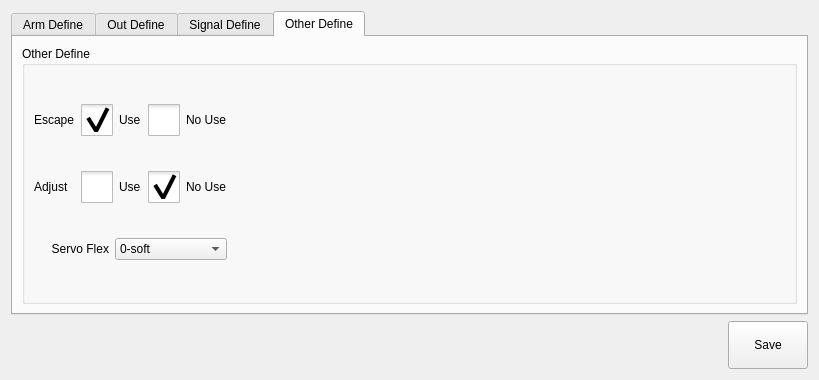
Qt form hcsettings/icstructdefineframe.ui (dongdong-2009/3-5AxisRobot) before a commit.
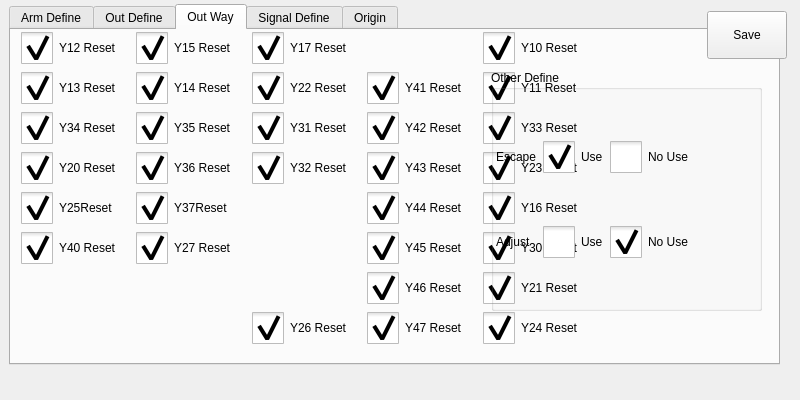
The same form after that commit. The open tabs and pages were chosen to show the change. Icons and pictures are not drawn.

```diff
--- a/hcsettings/icstructdefineframe.ui
+++ b/hcsettings/icstructdefineframe.ui
@@ -6,8 +6,8 @@
    <rect>
     <x>0</x>
     <y>0</y>
-    <width>819</width>
-    <height>380</height>
+    <width>800</width>
+    <height>400</height>
    </rect>
   </property>
   <property name="windowTitle">
@@ -21,9 +21,15 @@
 }
 </string>
   </property>
-  <layout class="QVBoxLayout" name="verticalLayout_4">
-   <item>
     <widget class="QTabWidget" name="tabWidget">
+   <property name="geometry">
+    <rect>
+     <x>9</x>
+     <y>4</y>
+     <width>771</width>
+     <height>361</height>
+    </rect>
+   </property>
      <property name="currentIndex">
       <number>1</number>
      </property>
@@ -1529,6 +1535,1334 @@
        </item>
       </layout>
      </widget>
+   <widget class="QWidget" name="tab_5">
+    <attribute name="title">
+     <string>Out Way</string>
+    </attribute>
+    <widget class="QWidget" name="layoutWidget">
+     <property name="geometry">
+      <rect>
+       <x>10</x>
+       <y>0</y>
+       <width>571</width>
+       <height>321</height>
+      </rect>
+     </property>
+     <layout class="QGridLayout" name="gridLayout_6">
+      <item row="1" column="3">
+       <widget class="QCheckBox" name="y41Reset">
+        <property name="styleSheet">
+         <string notr="true">::indicator {
+     width: 32px;
+     height: 32px;
+ }
+
+::indicator:unchecked 
+{
+     image: url(:/resource/check_unchecked.png);
+ }
+::indicator:checked 
+{
+     image: url(:/resource/check_checked.png);
+ }
+
+QRadioButton::indicator:checked:disabled
+{
+ image: url(:/resource/check_checked_disable.png);
+}
+
+QRadioButton::indicator:unchecked:disabled
+{
+ image: url(:/resource/check_unchecked_disable.png);
+}</string>
+        </property>
+        <property name="text">
+         <string>Y41 Reset</string>
+        </property>
+        <property name="checked">
+         <bool>true</bool>
+        </property>
+       </widget>
+      </item>
+      <item row="2" column="3">
+       <widget class="QCheckBox" name="y42Reset">
+        <property name="styleSheet">
+         <string notr="true">::indicator {
+     width: 32px;
+     height: 32px;
+ }
+
+::indicator:unchecked 
+{
+     image: url(:/resource/check_unchecked.png);
+ }
+::indicator:checked 
+{
+     image: url(:/resource/check_checked.png);
+ }
+
+QRadioButton::indicator:checked:disabled
+{
+ image: url(:/resource/check_checked_disable.png);
+}
+
+QRadioButton::indicator:unchecked:disabled
+{
+ image: url(:/resource/check_unchecked_disable.png);
+}</string>
+        </property>
+        <property name="text">
+         <string>Y42 Reset</string>
+        </property>
+        <property name="checked">
+         <bool>true</bool>
+        </property>
+       </widget>
+      </item>
+      <item row="3" column="3">
+       <widget class="QCheckBox" name="y43Reset">
+        <property name="styleSheet">
+         <string notr="true">::indicator {
+     width: 32px;
+     height: 32px;
+ }
+
+::indicator:unchecked 
+{
+     image: url(:/resource/check_unchecked.png);
+ }
+::indicator:checked 
+{
+     image: url(:/resource/check_checked.png);
+ }
+
+QRadioButton::indicator:checked:disabled
+{
+ image: url(:/resource/check_checked_disable.png);
+}
+
+QRadioButton::indicator:unchecked:disabled
+{
+ image: url(:/resource/check_unchecked_disable.png);
+}</string>
+        </property>
+        <property name="text">
+         <string>Y43 Reset</string>
+        </property>
+        <property name="checked">
+         <bool>true</bool>
+        </property>
+       </widget>
+      </item>
+      <item row="4" column="3">
+       <widget class="QCheckBox" name="y44Reset">
+        <property name="styleSheet">
+         <string notr="true">::indicator {
+     width: 32px;
+     height: 32px;
+ }
+
+::indicator:unchecked 
+{
+     image: url(:/resource/check_unchecked.png);
+ }
+::indicator:checked 
+{
+     image: url(:/resource/check_checked.png);
+ }
+
+QRadioButton::indicator:checked:disabled
+{
+ image: url(:/resource/check_checked_disable.png);
+}
+
+QRadioButton::indicator:unchecked:disabled
+{
+ image: url(:/resource/check_unchecked_disable.png);
+}</string>
+        </property>
+        <property name="text">
+         <string>Y44 Reset</string>
+        </property>
+        <property name="checked">
+         <bool>true</bool>
+        </property>
+       </widget>
+      </item>
+      <item row="5" column="3">
+       <widget class="QCheckBox" name="y45Reset">
+        <property name="styleSheet">
+         <string notr="true">::indicator {
+     width: 32px;
+     height: 32px;
+ }
+
+::indicator:unchecked 
+{
+     image: url(:/resource/check_unchecked.png);
+ }
+::indicator:checked 
+{
+     image: url(:/resource/check_checked.png);
+ }
+
+QRadioButton::indicator:checked:disabled
+{
+ image: url(:/resource/check_checked_disable.png);
+}
+
+QRadioButton::indicator:unchecked:disabled
+{
+ image: url(:/resource/check_unchecked_disable.png);
+}</string>
+        </property>
+        <property name="text">
+         <string>Y45 Reset</string>
+        </property>
+        <property name="checked">
+         <bool>true</bool>
+        </property>
+       </widget>
+      </item>
+      <item row="6" column="3">
+       <widget class="QCheckBox" name="y46Reset">
+        <property name="styleSheet">
+         <string notr="true">::indicator {
+     width: 32px;
+     height: 32px;
+ }
+
+::indicator:unchecked 
+{
+     image: url(:/resource/check_unchecked.png);
+ }
+::indicator:checked 
+{
+     image: url(:/resource/check_checked.png);
+ }
+
+QRadioButton::indicator:checked:disabled
+{
+ image: url(:/resource/check_checked_disable.png);
+}
+
+QRadioButton::indicator:unchecked:disabled
+{
+ image: url(:/resource/check_unchecked_disable.png);
+}</string>
+        </property>
+        <property name="text">
+         <string>Y46 Reset</string>
+        </property>
+        <property name="checked">
+         <bool>true</bool>
+        </property>
+       </widget>
+      </item>
+      <item row="7" column="3">
+       <widget class="QCheckBox" name="y47Reset">
+        <property name="styleSheet">
+         <string notr="true">::indicator {
+     width: 32px;
+     height: 32px;
+ }
+
+::indicator:unchecked 
+{
+     image: url(:/resource/check_unchecked.png);
+ }
+::indicator:checked 
+{
+     image: url(:/resource/check_checked.png);
+ }
+
+QRadioButton::indicator:checked:disabled
+{
+ image: url(:/resource/check_checked_disable.png);
+}
+
+QRadioButton::indicator:unchecked:disabled
+{
+ image: url(:/resource/check_unchecked_disable.png);
+}</string>
+        </property>
+        <property name="text">
+         <string>Y47 Reset</string>
+        </property>
+        <property name="checked">
+         <bool>true</bool>
+        </property>
+       </widget>
+      </item>
+      <item row="0" column="4">
+       <widget class="QCheckBox" name="y10Reset">
+        <property name="styleSheet">
+         <string notr="true">::indicator {
+     width: 32px;
+     height: 32px;
+ }
+
+::indicator:unchecked 
+{
+     image: url(:/resource/check_unchecked.png);
+ }
+::indicator:checked 
+{
+     image: url(:/resource/check_checked.png);
+ }
+
+QRadioButton::indicator:checked:disabled
+{
+ image: url(:/resource/check_checked_disable.png);
+}
+
+QRadioButton::indicator:unchecked:disabled
+{
+ image: url(:/resource/check_unchecked_disable.png);
+}</string>
+        </property>
+        <property name="text">
+         <string>Y10 Reset</string>
+        </property>
+        <property name="checked">
+         <bool>true</bool>
+        </property>
+       </widget>
+      </item>
+      <item row="0" column="0">
+       <widget class="QCheckBox" name="y12Reset">
+        <property name="styleSheet">
+         <string notr="true">::indicator {
+     width: 32px;
+     height: 32px;
+ }
+
+::indicator:unchecked 
+{
+     image: url(:/resource/check_unchecked.png);
+ }
+::indicator:checked 
+{
+     image: url(:/resource/check_checked.png);
+ }
+
+QRadioButton::indicator:checked:disabled
+{
+ image: url(:/resource/check_checked_disable.png);
+}
+
+QRadioButton::indicator:unchecked:disabled
+{
+ image: url(:/resource/check_unchecked_disable.png);
+}</string>
+        </property>
+        <property name="text">
+         <string>Y12 Reset</string>
+        </property>
+        <property name="checked">
+         <bool>true</bool>
+        </property>
+       </widget>
+      </item>
+      <item row="1" column="4">
+       <widget class="QCheckBox" name="y11Reset">
+        <property name="styleSheet">
+         <string notr="true">::indicator {
+     width: 32px;
+     height: 32px;
+ }
+
+::indicator:unchecked 
+{
+     image: url(:/resource/check_unchecked.png);
+ }
+::indicator:checked 
+{
+     image: url(:/resource/check_checked.png);
+ }
+
+QRadioButton::indicator:checked:disabled
+{
+ image: url(:/resource/check_checked_disable.png);
+}
+
+QRadioButton::indicator:unchecked:disabled
+{
+ image: url(:/resource/check_unchecked_disable.png);
+}</string>
+        </property>
+        <property name="text">
+         <string>Y11 Reset</string>
+        </property>
+        <property name="checked">
+         <bool>true</bool>
+        </property>
+       </widget>
+      </item>
+      <item row="1" column="0">
+       <widget class="QCheckBox" name="y13Reset">
+        <property name="styleSheet">
+         <string notr="true">::indicator {
+     width: 32px;
+     height: 32px;
+ }
+
+::indicator:unchecked 
+{
+     image: url(:/resource/check_unchecked.png);
+ }
+::indicator:checked 
+{
+     image: url(:/resource/check_checked.png);
+ }
+
+QRadioButton::indicator:checked:disabled
+{
+ image: url(:/resource/check_checked_disable.png);
+}
+
+QRadioButton::indicator:unchecked:disabled
+{
+ image: url(:/resource/check_unchecked_disable.png);
+}</string>
+        </property>
+        <property name="text">
+         <string>Y13 Reset</string>
+        </property>
+        <property name="checked">
+         <bool>true</bool>
+        </property>
+       </widget>
+      </item>
+      <item row="2" column="0">
+       <widget class="QCheckBox" name="y34Reset">
+        <property name="styleSheet">
+         <string notr="true">::indicator {
+     width: 32px;
+     height: 32px;
+ }
+
+::indicator:unchecked 
+{
+     image: url(:/resource/check_unchecked.png);
+ }
+::indicator:checked 
+{
+     image: url(:/resource/check_checked.png);
+ }
+
+QRadioButton::indicator:checked:disabled
+{
+ image: url(:/resource/check_checked_disable.png);
+}
+
+QRadioButton::indicator:unchecked:disabled
+{
+ image: url(:/resource/check_unchecked_disable.png);
+}</string>
+        </property>
+        <property name="text">
+         <string>Y34 Reset</string>
+        </property>
+        <property name="checked">
+         <bool>true</bool>
+        </property>
+       </widget>
+      </item>
+      <item row="3" column="0">
+       <widget class="QCheckBox" name="y20Reset">
+        <property name="styleSheet">
+         <string notr="true">::indicator {
+     width: 32px;
+     height: 32px;
+ }
+
+::indicator:unchecked 
+{
+     image: url(:/resource/check_unchecked.png);
+ }
+::indicator:checked 
+{
+     image: url(:/resource/check_checked.png);
+ }
+
+QRadioButton::indicator:checked:disabled
+{
+ image: url(:/resource/check_checked_disable.png);
+}
+
+QRadioButton::indicator:unchecked:disabled
+{
+ image: url(:/resource/check_unchecked_disable.png);
+}</string>
+        </property>
+        <property name="text">
+         <string>Y20 Reset</string>
+        </property>
+        <property name="checked">
+         <bool>true</bool>
+        </property>
+       </widget>
+      </item>
+      <item row="4" column="4">
+       <widget class="QCheckBox" name="y16Reset">
+        <property name="styleSheet">
+         <string notr="true">::indicator {
+     width: 32px;
+     height: 32px;
+ }
+
+::indicator:unchecked 
+{
+     image: url(:/resource/check_unchecked.png);
+ }
+::indicator:checked 
+{
+     image: url(:/resource/check_checked.png);
+ }
+
+QRadioButton::indicator:checked:disabled
+{
+ image: url(:/resource/check_checked_disable.png);
+}
+
+QRadioButton::indicator:unchecked:disabled
+{
+ image: url(:/resource/check_unchecked_disable.png);
+}</string>
+        </property>
+        <property name="text">
+         <string>Y16 Reset</string>
+        </property>
+        <property name="checked">
+         <bool>true</bool>
+        </property>
+       </widget>
+      </item>
+      <item row="6" column="4">
+       <widget class="QCheckBox" name="y21Reset">
+        <property name="styleSheet">
+         <string notr="true">::indicator {
+     width: 32px;
+     height: 32px;
+ }
+
+::indicator:unchecked 
+{
+     image: url(:/resource/check_unchecked.png);
+ }
+::indicator:checked 
+{
+     image: url(:/resource/check_checked.png);
+ }
+
+QRadioButton::indicator:checked:disabled
+{
+ image: url(:/resource/check_checked_disable.png);
+}
+
+QRadioButton::indicator:unchecked:disabled
+{
+ image: url(:/resource/check_unchecked_disable.png);
+}</string>
+        </property>
+        <property name="text">
+         <string>Y21 Reset</string>
+        </property>
+        <property name="checked">
+         <bool>true</bool>
+        </property>
+       </widget>
+      </item>
+      <item row="0" column="1">
+       <widget class="QCheckBox" name="y15Reset">
+        <property name="styleSheet">
+         <string notr="true">::indicator {
+     width: 32px;
+     height: 32px;
+ }
+
+::indicator:unchecked 
+{
+     image: url(:/resource/check_unchecked.png);
+ }
+::indicator:checked 
+{
+     image: url(:/resource/check_checked.png);
+ }
+
+QRadioButton::indicator:checked:disabled
+{
+ image: url(:/resource/check_checked_disable.png);
+}
+
+QRadioButton::indicator:unchecked:disabled
+{
+ image: url(:/resource/check_unchecked_disable.png);
+}</string>
+        </property>
+        <property name="text">
+         <string>Y15 Reset</string>
+        </property>
+        <property name="checked">
+         <bool>true</bool>
+        </property>
+       </widget>
+      </item>
+      <item row="1" column="1">
+       <widget class="QCheckBox" name="y14Reset">
+        <property name="styleSheet">
+         <string notr="true">::indicator {
+     width: 32px;
+     height: 32px;
+ }
+
+::indicator:unchecked 
+{
+     image: url(:/resource/check_unchecked.png);
+ }
+::indicator:checked 
+{
+     image: url(:/resource/check_checked.png);
+ }
+
+QRadioButton::indicator:checked:disabled
+{
+ image: url(:/resource/check_checked_disable.png);
+}
+
+QRadioButton::indicator:unchecked:disabled
+{
+ image: url(:/resource/check_unchecked_disable.png);
+}</string>
+        </property>
+        <property name="text">
+         <string>Y14 Reset</string>
+        </property>
+        <property name="checked">
+         <bool>true</bool>
+        </property>
+       </widget>
+      </item>
+      <item row="3" column="4">
+       <widget class="QCheckBox" name="y23Reset">
+        <property name="styleSheet">
+         <string notr="true">::indicator {
+     width: 32px;
+     height: 32px;
+ }
+
+::indicator:unchecked 
+{
+     image: url(:/resource/check_unchecked.png);
+ }
+::indicator:checked 
+{
+     image: url(:/resource/check_checked.png);
+ }
+
+QRadioButton::indicator:checked:disabled
+{
+ image: url(:/resource/check_checked_disable.png);
+}
+
+QRadioButton::indicator:unchecked:disabled
+{
+ image: url(:/resource/check_unchecked_disable.png);
+}</string>
+        </property>
+        <property name="text">
+         <string>Y23 Reset</string>
+        </property>
+        <property name="checked">
+         <bool>true</bool>
+        </property>
+       </widget>
+      </item>
+      <item row="2" column="1">
+       <widget class="QCheckBox" name="y35Reset">
+        <property name="styleSheet">
+         <string notr="true">::indicator {
+     width: 32px;
+     height: 32px;
+ }
+
+::indicator:unchecked 
+{
+     image: url(:/resource/check_unchecked.png);
+ }
+::indicator:checked 
+{
+     image: url(:/resource/check_checked.png);
+ }
+
+QRadioButton::indicator:checked:disabled
+{
+ image: url(:/resource/check_checked_disable.png);
+}
+
+QRadioButton::indicator:unchecked:disabled
+{
+ image: url(:/resource/check_unchecked_disable.png);
+}</string>
+        </property>
+        <property name="text">
+         <string>Y35 Reset</string>
+        </property>
+        <property name="checked">
+         <bool>true</bool>
+        </property>
+       </widget>
+      </item>
+      <item row="3" column="1">
+       <widget class="QCheckBox" name="y36Reset">
+        <property name="styleSheet">
+         <string notr="true">::indicator {
+     width: 32px;
+     height: 32px;
+ }
+
+::indicator:unchecked 
+{
+     image: url(:/resource/check_unchecked.png);
+ }
+::indicator:checked 
+{
+     image: url(:/resource/check_checked.png);
+ }
+
+QRadioButton::indicator:checked:disabled
+{
+ image: url(:/resource/check_checked_disable.png);
+}
+
+QRadioButton::indicator:unchecked:disabled
+{
+ image: url(:/resource/check_unchecked_disable.png);
+}</string>
+        </property>
+        <property name="text">
+         <string>Y36 Reset</string>
+        </property>
+        <property name="checked">
+         <bool>true</bool>
+        </property>
+       </widget>
+      </item>
+      <item row="0" column="2">
+       <widget class="QCheckBox" name="y17Reset">
+        <property name="styleSheet">
+         <string notr="true">::indicator {
+     width: 32px;
+     height: 32px;
+ }
+
+::indicator:unchecked 
+{
+     image: url(:/resource/check_unchecked.png);
+ }
+::indicator:checked 
+{
+     image: url(:/resource/check_checked.png);
+ }
+
+QRadioButton::indicator:checked:disabled
+{
+ image: url(:/resource/check_checked_disable.png);
+}
+
+QRadioButton::indicator:unchecked:disabled
+{
+ image: url(:/resource/check_unchecked_disable.png);
+}</string>
+        </property>
+        <property name="text">
+         <string>Y17 Reset</string>
+        </property>
+        <property name="checked">
+         <bool>true</bool>
+        </property>
+       </widget>
+      </item>
+      <item row="5" column="4">
+       <widget class="QCheckBox" name="y30Reset">
+        <property name="styleSheet">
+         <string notr="true">::indicator {
+     width: 32px;
+     height: 32px;
+ }
+
+::indicator:unchecked 
+{
+     image: url(:/resource/check_unchecked.png);
+ }
+::indicator:checked 
+{
+     image: url(:/resource/check_checked.png);
+ }
+
+QRadioButton::indicator:checked:disabled
+{
+ image: url(:/resource/check_checked_disable.png);
+}
+
+QRadioButton::indicator:unchecked:disabled
+{
+ image: url(:/resource/check_unchecked_disable.png);
+}</string>
+        </property>
+        <property name="text">
+         <string>Y30 Reset</string>
+        </property>
+        <property name="checked">
+         <bool>true</bool>
+        </property>
+       </widget>
+      </item>
+      <item row="1" column="2">
+       <widget class="QCheckBox" name="y22Reset">
+        <property name="styleSheet">
+         <string notr="true">::indicator {
+     width: 32px;
+     height: 32px;
+ }
+
+::indicator:unchecked 
+{
+     image: url(:/resource/check_unchecked.png);
+ }
+::indicator:checked 
+{
+     image: url(:/resource/check_checked.png);
+ }
+
+QRadioButton::indicator:checked:disabled
+{
+ image: url(:/resource/check_checked_disable.png);
+}
+
+QRadioButton::indicator:unchecked:disabled
+{
+ image: url(:/resource/check_unchecked_disable.png);
+}</string>
+        </property>
+        <property name="text">
+         <string>Y22 Reset</string>
+        </property>
+        <property name="checked">
+         <bool>true</bool>
+        </property>
+       </widget>
+      </item>
+      <item row="2" column="4">
+       <widget class="QCheckBox" name="y33Reset">
+        <property name="styleSheet">
+         <string notr="true">::indicator {
+     width: 32px;
+     height: 32px;
+ }
+
+::indicator:unchecked 
+{
+     image: url(:/resource/check_unchecked.png);
+ }
+::indicator:checked 
+{
+     image: url(:/resource/check_checked.png);
+ }
+
+QRadioButton::indicator:checked:disabled
+{
+ image: url(:/resource/check_checked_disable.png);
+}
+
+QRadioButton::indicator:unchecked:disabled
+{
+ image: url(:/resource/check_unchecked_disable.png);
+}</string>
+        </property>
+        <property name="text">
+         <string>Y33 Reset</string>
+        </property>
+        <property name="checked">
+         <bool>true</bool>
+        </property>
+       </widget>
+      </item>
+      <item row="3" column="2">
+       <widget class="QCheckBox" name="y32Reset">
+        <property name="styleSheet">
+         <string notr="true">::indicator {
+     width: 32px;
+     height: 32px;
+ }
+
+::indicator:unchecked 
+{
+     image: url(:/resource/check_unchecked.png);
+ }
+::indicator:checked 
+{
+     image: url(:/resource/check_checked.png);
+ }
+
+QRadioButton::indicator:checked:disabled
+{
+ image: url(:/resource/check_checked_disable.png);
+}
+
+QRadioButton::indicator:unchecked:disabled
+{
+ image: url(:/resource/check_unchecked_disable.png);
+}</string>
+        </property>
+        <property name="text">
+         <string>Y32 Reset</string>
+        </property>
+        <property name="checked">
+         <bool>true</bool>
+        </property>
+       </widget>
+      </item>
+      <item row="7" column="4">
+       <widget class="QCheckBox" name="y24Reset">
+        <property name="styleSheet">
+         <string notr="true">::indicator {
+     width: 32px;
+     height: 32px;
+ }
+
+::indicator:unchecked 
+{
+     image: url(:/resource/check_unchecked.png);
+ }
+::indicator:checked 
+{
+     image: url(:/resource/check_checked.png);
+ }
+
+QRadioButton::indicator:checked:disabled
+{
+ image: url(:/resource/check_checked_disable.png);
+}
+
+QRadioButton::indicator:unchecked:disabled
+{
+ image: url(:/resource/check_unchecked_disable.png);
+}</string>
+        </property>
+        <property name="text">
+         <string>Y24 Reset</string>
+        </property>
+        <property name="checked">
+         <bool>true</bool>
+        </property>
+       </widget>
+      </item>
+      <item row="7" column="2">
+       <widget class="QCheckBox" name="y26Reset">
+        <property name="styleSheet">
+         <string notr="true">::indicator {
+     width: 32px;
+     height: 32px;
+ }
+
+::indicator:unchecked 
+{
+     image: url(:/resource/check_unchecked.png);
+ }
+::indicator:checked 
+{
+     image: url(:/resource/check_checked.png);
+ }
+
+QRadioButton::indicator:checked:disabled
+{
+ image: url(:/resource/check_checked_disable.png);
+}
+
+QRadioButton::indicator:unchecked:disabled
+{
+ image: url(:/resource/check_unchecked_disable.png);
+}</string>
+        </property>
+        <property name="text">
+         <string>Y26 Reset</string>
+        </property>
+        <property name="checked">
+         <bool>true</bool>
+        </property>
+       </widget>
+      </item>
+      <item row="5" column="0">
+       <widget class="QCheckBox" name="y40Reset">
+        <property name="styleSheet">
+         <string notr="true">::indicator {
+     width: 32px;
+     height: 32px;
+ }
+
+::indicator:unchecked 
+{
+     image: url(:/resource/check_unchecked.png);
+ }
+::indicator:checked 
+{
+     image: url(:/resource/check_checked.png);
+ }
+
+QRadioButton::indicator:checked:disabled
+{
+ image: url(:/resource/check_checked_disable.png);
+}
+
+QRadioButton::indicator:unchecked:disabled
+{
+ image: url(:/resource/check_unchecked_disable.png);
+}</string>
+        </property>
+        <property name="text">
+         <string>Y40 Reset</string>
+        </property>
+        <property name="checked">
+         <bool>true</bool>
+        </property>
+       </widget>
+      </item>
+      <item row="4" column="0">
+       <widget class="QCheckBox" name="y25Reset">
+        <property name="styleSheet">
+         <string notr="true">::indicator {
+     width: 32px;
+     height: 32px;
+ }
+
+::indicator:unchecked 
+{
+     image: url(:/resource/check_unchecked.png);
+ }
+::indicator:checked 
+{
+     image: url(:/resource/check_checked.png);
+ }
+
+QRadioButton::indicator:checked:disabled
+{
+ image: url(:/resource/check_checked_disable.png);
+}
+
+QRadioButton::indicator:unchecked:disabled
+{
+ image: url(:/resource/check_unchecked_disable.png);
+}</string>
+        </property>
+        <property name="text">
+         <string>Y25Reset</string>
+        </property>
+        <property name="checked">
+         <bool>true</bool>
+        </property>
+       </widget>
+      </item>
+      <item row="4" column="1">
+       <widget class="QCheckBox" name="y37Reset">
+        <property name="styleSheet">
+         <string notr="true">::indicator {
+     width: 32px;
+     height: 32px;
+ }
+
+::indicator:unchecked 
+{
+     image: url(:/resource/check_unchecked.png);
+ }
+::indicator:checked 
+{
+     image: url(:/resource/check_checked.png);
+ }
+
+QRadioButton::indicator:checked:disabled
+{
+ image: url(:/resource/check_checked_disable.png);
+}
+
+QRadioButton::indicator:unchecked:disabled
+{
+ image: url(:/resource/check_unchecked_disable.png);
+}</string>
+        </property>
+        <property name="text">
+         <string>Y37Reset</string>
+        </property>
+        <property name="checked">
+         <bool>true</bool>
+        </property>
+       </widget>
+      </item>
+      <item row="2" column="2">
+       <widget class="QCheckBox" name="y31Reset">
+        <property name="styleSheet">
+         <string notr="true">::indicator {
+     width: 32px;
+     height: 32px;
+ }
+
+::indicator:unchecked 
+{
+     image: url(:/resource/check_unchecked.png);
+ }
+::indicator:checked 
+{
+     image: url(:/resource/check_checked.png);
+ }
+
+QRadioButton::indicator:checked:disabled
+{
+ image: url(:/resource/check_checked_disable.png);
+}
+
+QRadioButton::indicator:unchecked:disabled
+{
+ image: url(:/resource/check_unchecked_disable.png);
+}</string>
+        </property>
+        <property name="text">
+         <string>Y31 Reset</string>
+        </property>
+        <property name="checked">
+         <bool>true</bool>
+        </property>
+       </widget>
+      </item>
+      <item row="5" column="1">
+       <widget class="QCheckBox" name="y27Reset">
+        <property name="styleSheet">
+         <string notr="true">::indicator {
+     width: 32px;
+     height: 32px;
+ }
+
+::indicator:unchecked 
+{
+     image: url(:/resource/check_unchecked.png);
+ }
+::indicator:checked 
+{
+     image: url(:/resource/check_checked.png);
+ }
+
+QRadioButton::indicator:checked:disabled
+{
+ image: url(:/resource/check_checked_disable.png);
+}
+
+QRadioButton::indicator:unchecked:disabled
+{
+ image: url(:/resource/check_unchecked_disable.png);
+}</string>
+        </property>
+        <property name="text">
+         <string>Y27 Reset</string>
+        </property>
+        <property name="checked">
+         <bool>true</bool>
+        </property>
+       </widget>
+      </item>
+     </layout>
+    </widget>
+    <widget class="QGroupBox" name="fixtureDefineBox_2">
+     <property name="geometry">
+      <rect>
+       <x>480</x>
+       <y>40</y>
+       <width>271</width>
+       <height>241</height>
+      </rect>
+     </property>
+     <property name="title">
+      <string>Other Define</string>
+     </property>
+     <layout class="QGridLayout" name="gridLayout_3">
+      <property name="leftMargin">
+       <number>2</number>
+      </property>
+      <property name="topMargin">
+       <number>4</number>
+      </property>
+      <property name="rightMargin">
+       <number>2</number>
+      </property>
+      <property name="bottomMargin">
+       <number>2</number>
+      </property>
+      <item row="0" column="3">
+       <widget class="QCheckBox" name="noUseCheckBox">
+        <property name="styleSheet">
+         <string notr="true">::indicator {
+     width: 32px;
+     height: 32px;
+ }
+
+::indicator:unchecked 
+{
+     image: url(:/resource/check_unchecked.png);
+ }
+::indicator:checked 
+{
+     image: url(:/resource/check_checked.png);
+ }
+
+QRadioButton::indicator:checked:disabled
+{
+ image: url(:/resource/check_checked_disable.png);
+}
+
+QRadioButton::indicator:unchecked:disabled
+{
+ image: url(:/resource/check_unchecked_disable.png);
+}</string>
+        </property>
+        <property name="text">
+         <string>No Use</string>
+        </property>
+       </widget>
+      </item>
+      <item row="1" column="3" colspan="2">
+       <widget class="QCheckBox" name="adjNoUse">
+        <property name="styleSheet">
+         <string notr="true">::indicator {
+     width: 32px;
+     height: 32px;
+ }
+
+::indicator:unchecked 
+{
+     image: url(:/resource/check_unchecked.png);
+ }
+::indicator:checked 
+{
+     image: url(:/resource/check_checked.png);
+ }
+
+QRadioButton::indicator:checked:disabled
+{
+ image: url(:/resource/check_checked_disable.png);
+}
+
+QRadioButton::indicator:unchecked:disabled
+{
+ image: url(:/resource/check_unchecked_disable.png);
+}</string>
+        </property>
+        <property name="text">
+         <string>No Use</string>
+        </property>
+        <property name="checked">
+         <bool>true</bool>
+        </property>
+       </widget>
+      </item>
+      <item row="0" column="0">
+       <widget class="QLabel" name="label_18">
+        <property name="text">
+         <string>Escape</string>
+        </property>
+       </widget>
+      </item>
+      <item row="0" column="5">
+       <spacer name="horizontalSpacer_7">
+        <property name="orientation">
+         <enum>Qt::Horizontal</enum>
+        </property>
+        <property name="sizeHint" stdset="0">
+         <size>
+          <width>40</width>
+          <height>20</height>
+         </size>
+        </property>
+       </spacer>
+      </item>
+      <item row="1" column="0">
+       <widget class="QLabel" name="label_19">
+        <property name="text">
+         <string>Adjust</string>
+        </property>
+       </widget>
+      </item>
+      <item row="1" column="2">
+       <widget class="QCheckBox" name="adjUse">
+        <property name="styleSheet">
+         <string notr="true">::indicator {
+     width: 32px;
+     height: 32px;
+ }
+
+::indicator:unchecked 
+{
+     image: url(:/resource/check_unchecked.png);
+ }
+::indicator:checked 
+{
+     image: url(:/resource/check_checked.png);
+ }
+
+QRadioButton::indicator:checked:disabled
+{
+ image: url(:/resource/check_checked_disable.png);
+}
+
+QRadioButton::indicator:unchecked:disabled
+{
+ image: url(:/resource/check_unchecked_disable.png);
+}</string>
+        </property>
+        <property name="text">
+         <string>Use</string>
+        </property>
+        <property name="checked">
+         <bool>false</bool>
+        </property>
+       </widget>
+      </item>
+      <item row="0" column="2">
+       <widget class="QCheckBox" name="useCheckBox">
+        <property name="styleSheet">
+         <string notr="true">::indicator {
+     width: 32px;
+     height: 32px;
+ }
+
+::indicator:unchecked 
+{
+     image: url(:/resource/check_unchecked.png);
+ }
+::indicator:checked 
+{
+     image: url(:/resource/check_checked.png);
+ }
+
+QRadioButton::indicator:checked:disabled
+{
+ image: url(:/resource/check_checked_disable.png);
+}
+
+QRadioButton::indicator:unchecked:disabled
+{
+ image: url(:/resource/check_unchecked_disable.png);
+}</string>
+        </property>
+        <property name="text">
+         <string>Use</string>
+        </property>
+        <property name="checked">
+         <bool>true</bool>
+        </property>
+       </widget>
+      </item>
+     </layout>
+    </widget>
+   </widget>
      <widget class="QWidget" name="tab_3">
       <attribute name="title">
        <string>Signal Define</string>
@@ -1853,207 +3187,67 @@
      </widget>
      <widget class="QWidget" name="tab_4">
       <attribute name="title">
-       <string>Other Define</string>
-      </attribute>
-      <layout class="QHBoxLayout" name="horizontalLayout_7">
-       <item>
-        <widget class="QGroupBox" name="fixtureDefineBox_2">
+     <string>Origin</string>
+    </attribute>
+    <widget class="QGroupBox" name="osGroupBox">
+     <property name="geometry">
+      <rect>
+       <x>30</x>
+       <y>20</y>
+       <width>191</width>
+       <height>251</height>
+      </rect>
+     </property>
+     <property name="styleSheet">
+      <string notr="true">::indicator {
+     width: 32px;
+     height: 32px;
+ }
+
+::indicator:unchecked 
+{
+     image: url(:/resource/check_unchecked.png);
+ }
+::indicator:checked 
+{
+     image: url(:/resource/check_checked.png);
+ }
+
+QRadioButton::indicator:checked:disabled
+{
+ image: url(:/resource/check_checked_disable.png);
+}
+
+QRadioButton::indicator:unchecked:disabled
+{
+ image: url(:/resource/check_unchecked_disable.png);
+}</string>
+     </property>
          <property name="title">
-          <string>Other Define</string>
-         </property>
-         <layout class="QGridLayout" name="gridLayout_3">
+      <string>Origin Sequence</string>
+     </property>
+     <property name="checkable">
+      <bool>true</bool>
+     </property>
+     <layout class="QFormLayout" name="formLayout">
+      <property name="topMargin">
+       <number>20</number>
+      </property>
           <item row="0" column="0">
-           <widget class="QLabel" name="label_18">
-            <property name="text">
-             <string>Escape</string>
-            </property>
-           </widget>
-          </item>
-          <item row="0" column="1" colspan="2">
-           <widget class="QCheckBox" name="useCheckBox">
-            <property name="styleSheet">
-             <string notr="true">::indicator {
-     width: 32px;
-     height: 32px;
- }
-
-::indicator:unchecked 
-{
-     image: url(:/resource/check_unchecked.png);
- }
-::indicator:checked 
-{
-     image: url(:/resource/check_checked.png);
- }
-
-QRadioButton::indicator:checked:disabled
-{
- image: url(:/resource/check_checked_disable.png);
-}
-
-QRadioButton::indicator:unchecked:disabled
-{
- image: url(:/resource/check_unchecked_disable.png);
-}</string>
-            </property>
-            <property name="text">
-             <string>Use</string>
-            </property>
-            <property name="checked">
-             <bool>true</bool>
-            </property>
-           </widget>
-          </item>
-          <item row="0" column="3">
-           <widget class="QCheckBox" name="noUseCheckBox">
-            <property name="styleSheet">
-             <string notr="true">::indicator {
-     width: 32px;
-     height: 32px;
- }
-
-::indicator:unchecked 
-{
-     image: url(:/resource/check_unchecked.png);
- }
-::indicator:checked 
-{
-     image: url(:/resource/check_checked.png);
- }
-
-QRadioButton::indicator:checked:disabled
-{
- image: url(:/resource/check_checked_disable.png);
-}
-
-QRadioButton::indicator:unchecked:disabled
-{
- image: url(:/resource/check_unchecked_disable.png);
-}</string>
-            </property>
-            <property name="text">
-             <string>No Use</string>
-            </property>
-           </widget>
-          </item>
-          <item row="0" column="4">
-           <spacer name="horizontalSpacer_7">
-            <property name="orientation">
-             <enum>Qt::Horizontal</enum>
-            </property>
-            <property name="sizeHint" stdset="0">
-             <size>
-              <width>40</width>
-              <height>20</height>
-             </size>
-            </property>
-           </spacer>
-          </item>
-          <item row="1" column="0">
-           <widget class="QLabel" name="label_19">
-            <property name="text">
-             <string>Adjust</string>
-            </property>
-           </widget>
-          </item>
-          <item row="1" column="1" colspan="2">
-           <widget class="QCheckBox" name="adjUse">
-            <property name="styleSheet">
-             <string notr="true">::indicator {
-     width: 32px;
-     height: 32px;
- }
-
-::indicator:unchecked 
-{
-     image: url(:/resource/check_unchecked.png);
- }
-::indicator:checked 
-{
-     image: url(:/resource/check_checked.png);
- }
-
-QRadioButton::indicator:checked:disabled
-{
- image: url(:/resource/check_checked_disable.png);
-}
-
-QRadioButton::indicator:unchecked:disabled
-{
- image: url(:/resource/check_unchecked_disable.png);
-}</string>
-            </property>
-            <property name="text">
-             <string>Use</string>
-            </property>
-            <property name="checked">
-             <bool>false</bool>
-            </property>
-            <attribute name="buttonGroup">
-             <string notr="true">buttonGroup_2</string>
-            </attribute>
-           </widget>
-          </item>
-          <item row="1" column="3">
-           <widget class="QCheckBox" name="adjNoUse">
-            <property name="styleSheet">
-             <string notr="true">::indicator {
-     width: 32px;
-     height: 32px;
- }
-
-::indicator:unchecked 
-{
-     image: url(:/resource/check_unchecked.png);
- }
-::indicator:checked 
-{
-     image: url(:/resource/check_checked.png);
- }
-
-QRadioButton::indicator:checked:disabled
-{
- image: url(:/resource/check_checked_disable.png);
-}
-
-QRadioButton::indicator:unchecked:disabled
-{
- image: url(:/resource/check_unchecked_disable.png);
-}</string>
-            </property>
-            <property name="text">
-             <string>No Use</string>
-            </property>
-            <property name="checked">
-             <bool>true</bool>
-            </property>
-            <attribute name="buttonGroup">
-             <string notr="true">buttonGroup_2</string>
-            </attribute>
-           </widget>
-          </item>
-          <item row="2" column="0" colspan="2">
            <widget class="QLabel" name="label_27">
             <property name="text">
-             <string>Servo Flex</string>
-            </property>
-            <property name="alignment">
-             <set>Qt::AlignRight|Qt::AlignTrailing|Qt::AlignVCenter</set>
-            </property>
-           </widget>
-          </item>
-          <item row="2" column="2" colspan="2">
-           <widget class="QComboBox" name="servoFlex">
-            <item>
-             <property name="text">
-              <string>0-soft</string>
-             </property>
-            </item>
-            <item>
-             <property name="text">
               <string notr="true">1</string>
              </property>
-            </item>
+       </widget>
+      </item>
+      <item row="0" column="1">
+       <widget class="QComboBox" name="os1">
+        <property name="minimumSize">
+         <size>
+          <width>0</width>
+          <height>32</height>
+         </size>
+        </property>
             <item>
              <property name="text">
               <string notr="true">2</string>
@@ -2088,28 +3282,162 @@
           </item>
          </layout>
         </widget>
-       </item>
-      </layout>
-     </widget>
-    </widget>
-   </item>
-   <item>
-    <layout class="QHBoxLayout" name="horizontalLayout_4">
-     <item>
-      <spacer name="horizontalSpacer_5">
-       <property name="orientation">
-        <enum>Qt::Horizontal</enum>
-       </property>
-       <property name="sizeHint" stdset="0">
+    <widget class="QGroupBox" name="groupBox_2">
+     <property name="geometry">
+      <rect>
+       <x>440</x>
+       <y>30</y>
+       <width>301</width>
+       <height>191</height>
+      </rect>
+     </property>
+     <property name="title">
+      <string>Manual Origin</string>
+     </property>
+     <layout class="QGridLayout" name="gridLayout_5">
+      <item row="1" column="0">
+       <widget class="QPushButton" name="oX1Btn">
+        <property name="minimumSize">
+         <size>
+          <width>0</width>
+          <height>32</height>
+         </size>
+        </property>
+        <property name="text">
+         <string>X1</string>
+        </property>
+       </widget>
+      </item>
+      <item row="4" column="0">
+       <widget class="QPushButton" name="oZBtn">
+        <property name="minimumSize">
+         <size>
+          <width>0</width>
+          <height>32</height>
+         </size>
+        </property>
+        <property name="text">
+         <string>Z</string>
+        </property>
+       </widget>
+      </item>
+      <item row="1" column="2">
+       <widget class="QPushButton" name="oABtn">
+        <property name="minimumSize">
+         <size>
+          <width>0</width>
+          <height>32</height>
+         </size>
+        </property>
+        <property name="text">
+         <string>A</string>
+        </property>
+       </widget>
+      </item>
+      <item row="1" column="1">
+       <widget class="QPushButton" name="oX2Btn">
+        <property name="minimumSize">
+         <size>
+          <width>0</width>
+          <height>32</height>
+         </size>
+        </property>
+        <property name="text">
+         <string>X2</string>
+        </property>
+       </widget>
+      </item>
+      <item row="2" column="1">
+       <widget class="QPushButton" name="oY2Btn">
+        <property name="minimumSize">
         <size>
-         <width>40</width>
-         <height>20</height>
-        </size>
-       </property>
-      </spacer>
-     </item>
-     <item>
+          <width>0</width>
+          <height>32</height>
+         </size>
+        </property>
+        <property name="text">
+         <string>Y2</string>
+        </property>
+       </widget>
+      </item>
+      <item row="2" column="2">
+       <widget class="QPushButton" name="oBBtn">
+        <property name="minimumSize">
+         <size>
+          <width>0</width>
+          <height>32</height>
+         </size>
+        </property>
+        <property name="text">
+         <string>B</string>
+        </property>
+       </widget>
+      </item>
+      <item row="4" column="2">
+       <widget class="QPushButton" name="oCBtn">
+        <property name="minimumSize">
+         <size>
+          <width>0</width>
+          <height>32</height>
+         </size>
+        </property>
+        <property name="text">
+         <string>C</string>
+        </property>
+       </widget>
+      </item>
+      <item row="2" column="0">
+       <widget class="QPushButton" name="oY1Btn">
+        <property name="minimumSize">
+         <size>
+          <width>0</width>
+          <height>32</height>
+         </size>
+        </property>
+        <property name="text">
+         <string>Y1</string>
+        </property>
+       </widget>
+      </item>
+      <item row="0" column="0">
+       <widget class="QPushButton" name="oStartBtn">
+        <property name="minimumSize">
+         <size>
+          <width>0</width>
+          <height>32</height>
+         </size>
+        </property>
+        <property name="text">
+         <string>Start</string>
+        </property>
+       </widget>
+      </item>
+      <item row="0" column="1">
+       <widget class="QPushButton" name="setOrigin">
+        <property name="minimumSize">
+         <size>
+          <width>0</width>
+          <height>32</height>
+         </size>
+        </property>
+        <property name="text">
+         <string>Set Origined</string>
+        </property>
+       </widget>
+      </item>
+     </layout>
+    </widget>
+   </widget>
+  </widget>
       <widget class="QPushButton" name="saveButton">
+   <property name="geometry">
+    <rect>
+     <x>707</x>
+     <y>11</y>
+     <width>80</width>
+     <height>48</height>
+    </rect>
+   </property>
        <property name="minimumSize">
         <size>
          <width>80</width>
@@ -2126,10 +3454,6 @@
         <string>Save</string>
        </property>
       </widget>
-     </item>
-    </layout>
-   </item>
-  </layout>
  </widget>
  <resources/>
  <connections/>
```
Left out of the diff: 241 changed lines with no effect on the pictures. Lines whose indentation alone changed are shown as unchanged.
